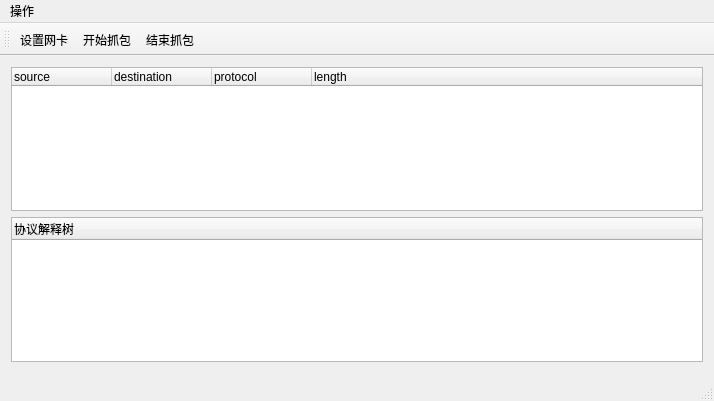
Before: the Qt Designer form mainwindow.ui in you-n-g/qt_pcap, drawn with Qt 5.
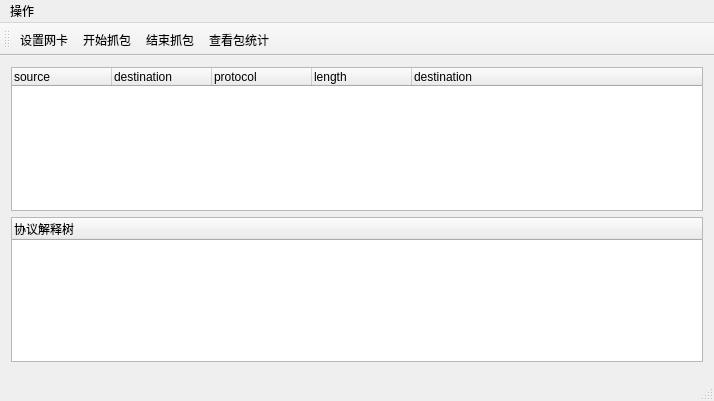
After: the same form once the commit is applied. Custom widgets are drawn as their Qt base class.

Commit message: 加上图表统计

```diff
--- a/mainwindow.ui
+++ b/mainwindow.ui
@@ -43,6 +43,11 @@
         <string>length</string>
        </property>
       </column>
+      <column>
+       <property name="text">
+        <string>destination</string>
+       </property>
+      </column>
      </widget>
     </item>
     <item>
@@ -88,6 +93,7 @@
    <addaction name="actionSetDevice"/>
    <addaction name="actionBeginPcap"/>
    <addaction name="actionStopPcap"/>
+   <addaction name="actionDisplayChart"/>
   </widget>
   <widget class="QStatusBar" name="statusBar"/>
   <action name="actionBeginPcap">
@@ -105,6 +111,11 @@
     <string>设置网卡</string>
    </property>
   </action>
+  <action name="actionDisplayChart">
+   <property name="text">
+    <string>查看包统计</string>
+   </property>
+  </action>
  </widget>
  <layoutdefault spacing="6" margin="11"/>
  <customwidgets>
```
Left out of the diff: 3 changed lines with no effect on the pictures. The commit also changes 10 other files.
